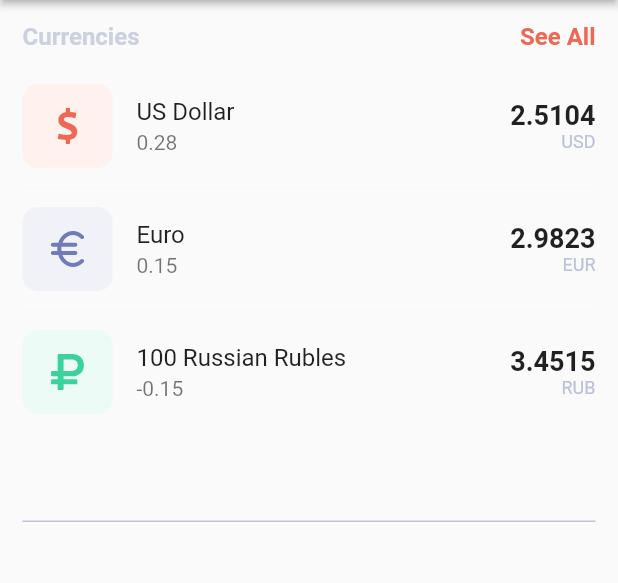
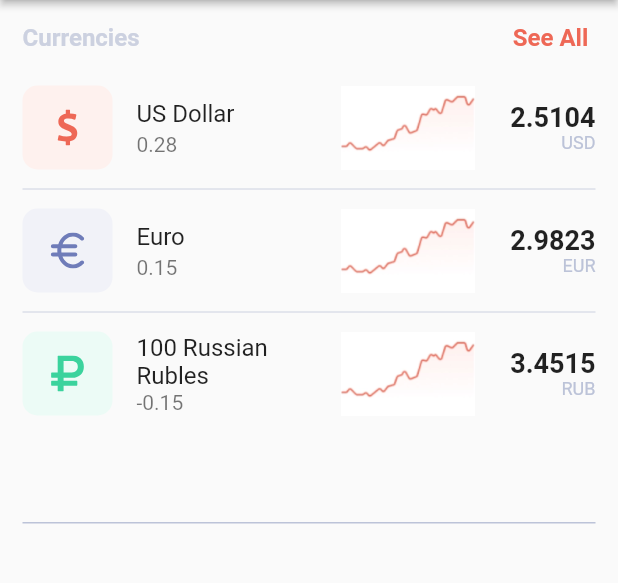
Before and after one commit to maximSsolbeg/currencyRatesNBRB, a Flutter app: the screen it shows after launch, on a phone screen of 412 x 824 dp, the part 84-667 px from its top. Run offline on Flutter 3.47's test engine with Material 2 defaults, Android fonts, the phone set to English and light mode, and no system bars; our stand-ins replace flutter_svg.

Commit message:
add currency page, optimize color variables

```diff
--- a/lib/colors.dart
+++ b/lib/colors.dart
@@ -1,9 +1,13 @@
-// import 'package:flutter/material.dart';
-//
-// ThemeData _customTheme() {
-//   return ThemeData(
-//     deepOrange: Color(0XFFEE6856),
-//     primaryGray: Color(0XFFCCD1E0),
-//     cardColor: Color(0xFF883B2D),
-//   );
-// }
+import 'package:flutter/material.dart';
+
+const deepOrange = Color(0XFFEE6856);
+const primaryGray = Color(0XFFCCD1E0);
+const paleGray = Color(0XFFF4F6F7);
+const secondaryGray = Color(0XFFBCC3D8);
+const lightPink = Color(0XFFFEF1EE);
+const lightBlue = Color(0XFFF1F2F8);
+const deepBlue = Color(0XFF6F7CB9);
+const lightGreen = Color(0XFFECFBF6);
+const deepGreen = Color(0XFF3BD39D);
+const lightPurple = Color(0XFFF1F1FE);
+const deepPurple = Color(0XFF6372F8);
--- a/lib/main.dart
+++ b/lib/main.dart
@@ -1,47 +1,13 @@
-import 'package:currency_rates/colors.dart';
-import 'package:currency_rates/components/currency_tile.dart';
+import 'package:currency_rates/colors.dart' as custom_colors;
 import 'package:currency_rates/settings_drawer.dart';
 import 'package:flutter/cupertino.dart';
 import 'package:flutter/material.dart';
 import 'package:flutter_svg/flutter_svg.dart';
-import 'package:hexcolor/hexcolor.dart';
+import 'package:currency_rates/usd_page.dart';
 
 void main() {
   runApp(const CurrenciesApp());
 }
-
-const List<Map<String, dynamic>> mockedData = [
-  {
-    "curID": 431,
-    "currencyIcon": Icons.wb_sunny,
-    "date": "2021-09-02T00:00:00",
-    "curAbbreviation": "USD",
-    "curScale": 1,
-    "percentageGrowth": 0.28,
-    "curName": "Доллар США",
-    "curOfficialRate": 2.5104
-  },
-  {
-    "curID": 122,
-    "currencyIcon": Icons.wb_cloudy,
-    "date": "2021-09-02T00:00:00",
-    "curAbbreviation": "EUR",
-    "curScale": 1,
-    "percentageGrowth": 0.08,
-    "curName": "Евро",
-    "curOfficialRate": 3.2589
-  },
-  {
-    "curID": 429,
-    "currencyIcon": Icons.wb_cloudy_outlined,
-    "date": "2021-09-02T00:00:00",
-    "curAbbreviation": "GBP",
-    "curScale": 100,
-    "percentageGrowth": -0.84,
-    "curName": "Фунт стерлингов",
-    "curOfficialRate": 3.4533
-  }
-];
 
 const List<Map<String, dynamic>> mainCurrencies = [
   {
@@ -51,8 +17,8 @@ const List<Map<String, dynamic>> mainCurrencies = [
     'percentageGrowth': 0.28,
     'curNameEng': 'US Dollar',
     'curOfficialRate': 2.5104,
-    'iconBgrColor': Color(0XFFFEF1EE),
-    'iconColor': Color(0XFFEE6856),
+    'iconBgrColor': custom_colors.lightPink,
+    'iconColor': custom_colors.deepOrange,
   },
   {
     'currencyIcon': 'euro-currency-symbol',
@@ -61,8 +27,8 @@ const List<Map<String, dynamic>> mainCurrencies = [
     'percentageGrowth': 0.15,
     'curNameEng': 'Euro',
     'curOfficialRate': 2.9823,
-    'iconBgrColor': Color(0XFFF1F2F8),
-    'iconColor': Color(0XFF6F7CB9),
+    'iconBgrColor': custom_colors.lightBlue,
+    'iconColor': custom_colors.deepBlue,
   },
   {
     'currencyIcon': 'ruble-currency-sign',
@@ -71,22 +37,12 @@ const List<Map<String, dynamic>> mainCurrencies = [
     'percentageGrowth': -0.15,
     'curNameEng': '100 Russian Rubles',
     'curOfficialRate': 3.4515,
-    'iconBgrColor': Color(0XFFECFBF6),
-    'iconColor': Color(0XFF3BD39D),
+    'iconBgrColor': custom_colors.lightGreen,
+    'iconColor': custom_colors.deepGreen,
   },
 ];
 
-final deepOrange = Color(0XFFEE6856);
-final primaryGray = Color(0XFFCCD1E0);
-final paleGray = Color(0XFFF4F6F7);
-final secondaryGray = Color(0XFFBCC3D8);
-final lightPink = Color(0XFFFEF1EE);
-final lightBlue = Color(0XFFF1F2F8);
-final deepBlue = Color(0XFF6F7CB9);
-final lightGreen = Color(0XFFECFBF6);
-final deepGreen = Color(0XFF3BD39D);
-final lightPurple = Color(0XFFF1F1FE);
-final deepPurple = Color(0XFF6372F8);
+
 
 class CurrenciesApp extends StatelessWidget {
   const CurrenciesApp({Key? key}) : super(key: key);
@@ -105,11 +61,15 @@ class CurrenciesApp extends StatelessWidget {
             )
           ),
           backgroundColor: Colors.white,
-          iconTheme: IconThemeData(color: secondaryGray),
+          iconTheme: const IconThemeData(color: custom_colors.secondaryGray),
         ),
         body: HomePage(),
-        endDrawer: SettingsDrawer(),
-      )
+        endDrawer: const SettingsDrawer(),
+      ),
+      initialRoute: '/',
+      routes: {
+        '/usd_page': (context) => UsdPage()
+      }
     );
   }
 }
@@ -119,46 +79,55 @@ class HomePage extends StatelessWidget {
   @override
   Widget build(BuildContext context) {
     return Padding(
-      padding: EdgeInsets.all(15),
+      padding: const EdgeInsets.all(15),
       child: Column(
         children: <Widget>[
           Row(
             mainAxisAlignment: MainAxisAlignment.spaceBetween,
             children: [
-              Text(
+              const Text(
                 'Currencies',
                 style: TextStyle(
-                  color: primaryGray,
+                  color: custom_colors.primaryGray,
                   fontSize: 16,
                   fontWeight: FontWeight.bold,
                 )
               ),
-              Text(
+              SizedBox(
+                height: 20,
+                child: TextButton(
+                  style: TextButton.styleFrom(
+                    fixedSize: const Size.fromHeight(15.0),
+                    padding: EdgeInsets.zero,
+                    minimumSize: const Size(60, 20),
+                  ),
+                  onPressed: () {},
+                  child: const Text(
                       'See All',
                       style: TextStyle(
-                  color: deepOrange,
+                        color: custom_colors.deepOrange,
                         fontSize: 16,
                         fontWeight: FontWeight.bold,
                       )
                   ),
+                ),
+              ),
+
             ],
           ),
           Container(
             height: 300,
             margin: const EdgeInsets.only(top: 14.0),
             decoration: const BoxDecoration(
-              // color: Colors.grey,
-              border: Border(bottom: BorderSide(width: 1, color: Color(0XFFBCC3D8))),
+              border: Border(bottom: BorderSide(width: 1, color: custom_colors.secondaryGray)),
             ),
             child: ListView.separated(
               scrollDirection: Axis.vertical,
-              // shrinkWrap: true,
-              itemCount: mockedData.length,
-              // itemExtent: 70,
+              itemCount: mainCurrencies.length,
               separatorBuilder: (context, index) {
-                return Divider(
+                return const Divider(
                   height: 10,
-                  color: paleGray,
+                  color: custom_colors.primaryGray,
                 );
               },
               itemBuilder: (context, index) {
@@ -181,7 +150,19 @@ class HomePage extends StatelessWidget {
                       ),
                     )
                   ),
-                  trailing: Column(
+                  trailing: SizedBox(
+                    height: double.infinity,
+                    width: 170,
+                    child: Row(
+                      mainAxisAlignment: MainAxisAlignment.spaceBetween,
+                      children: [
+                        Image.asset(
+                          'assets/graph.png',
+                          // height: 20,
+                          // width: 30,
+                        ),
+                        const SizedBox(width: 10,),
+                        Column(
                           mainAxisAlignment: MainAxisAlignment.center,
                           crossAxisAlignment: CrossAxisAlignment.end,
                           children: [
@@ -195,13 +176,24 @@ class HomePage extends StatelessWidget {
                             ),
                             Text(
                               '${mainCurrencies[index]["curAbbreviation"]}',
-                        style: TextStyle(
+                              style: const TextStyle(
                                 fontSize: 12,
-                          color: secondaryGray,
+                                color: custom_colors.secondaryGray,
                               ),
                             ),
                           ]
-                  )
+                        ),
+                      ],
+                    ),
+                  ),
+                  onTap: () {
+                    Navigator.push(
+                      context,
+                      MaterialPageRoute(
+                        builder: (context) => UsdPage(),
+                      ),
+                    );
+                  },
                 );
               },
             ),
--- a/lib/settings_drawer.dart
+++ b/lib/settings_drawer.dart
@@ -15,7 +15,7 @@ class SettingsDrawer extends StatelessWidget {
               color: Colors.grey,
             ),
             child: Text(
-                'DrawerHeader',
+                'Settings',
                 style: TextStyle(
                   color: Colors.black,
                 )
```
Also changed, not shown: lib/components/currency_tile.dart (deleted, +0 -37 lines), lib/usd_page.dart (added, +49 -0 lines), 1 other file. Lines whose indentation alone changed are shown as unchanged.
